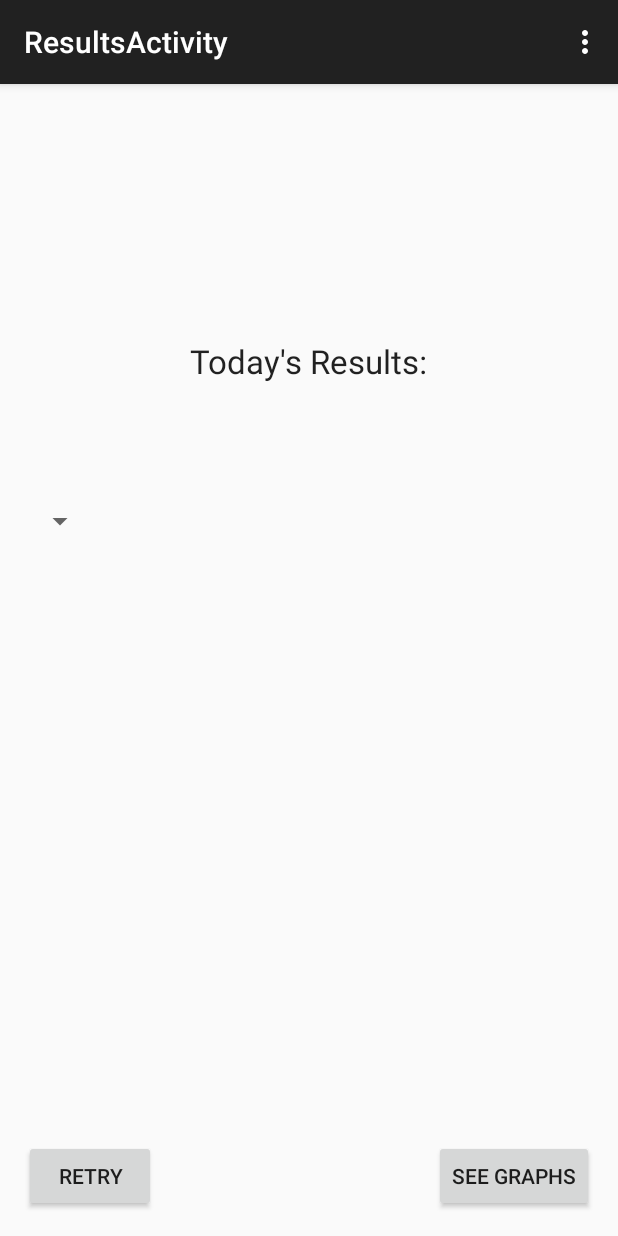
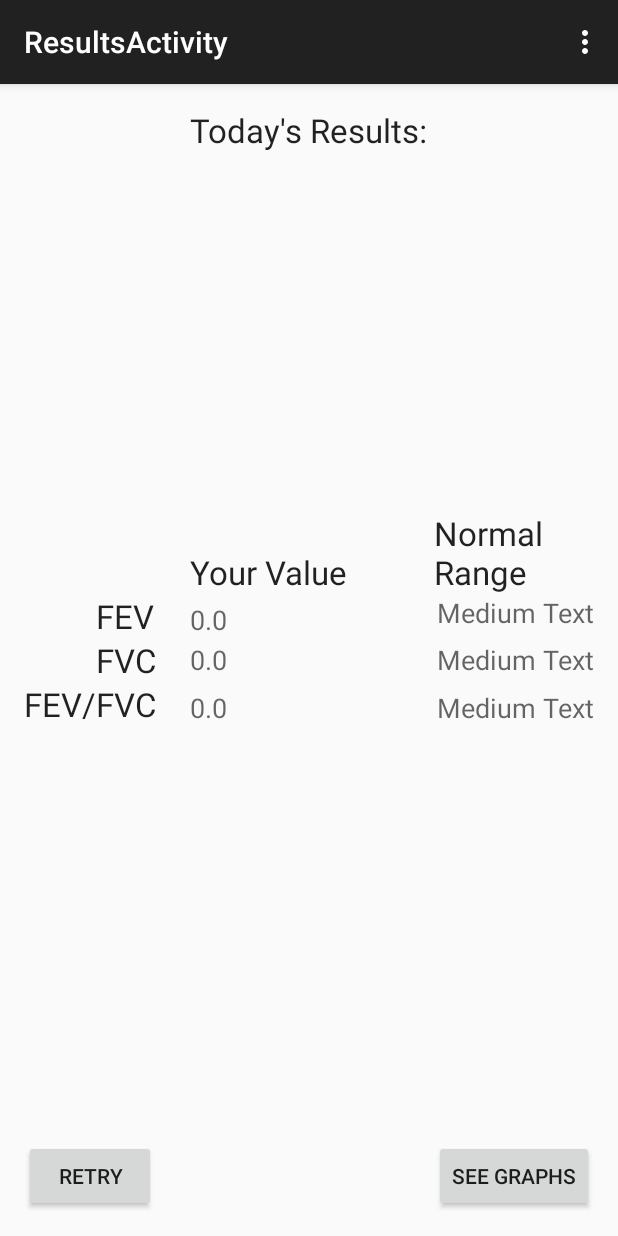
Before and after one commit to suyashkumar/OpenSpirometer, an Android app: the ResultsActivity screen opened directly, with no data from a screen before it, on a phone screen of 412 x 824 dp. Run offline under Robolectric (Android 15) with nearby library versions, the phone set to English and light mode, and no system bars.

Commit message:
added framework

```diff
--- a/Android/GraphTest2/app/src/main/java/com/example/amyzhao/graphtest2/ResultsActivity.java
+++ b/Android/GraphTest2/app/src/main/java/com/example/amyzhao/graphtest2/ResultsActivity.java
@@ -8,6 +8,7 @@ import android.view.MenuItem;
 import android.view.View;
 import android.widget.ArrayAdapter;
 import android.widget.Spinner;
+import android.widget.TextView;
 
 import java.io.ByteArrayInputStream;
 import java.io.ByteArrayOutputStream;
@@ -27,27 +28,20 @@ public class ResultsActivity extends AppCompatActivity {
     protected void onCreate(Bundle savedInstanceState) {
         super.onCreate(savedInstanceState);
         setContentView(R.layout.activity_results);
-
-        Calendar c = Calendar.getInstance();
-        Date time = c.getTime();
-        int date = c.get(Calendar.DAY_OF_MONTH);
-        int year = c.get(Calendar.YEAR);
-        int month = c.get(Calendar.MONTH);
-        int hour = c.get(Calendar.HOUR_OF_DAY);
-        int minutes = c.get(Calendar.MINUTE);
+        String address = "something"; //TODO: change to real address
+        getDatafromServer(address);
 
 
-        //convert to byte array to send
+    //time stuff--probably better way?
+//        Calendar c = Calendar.getInstance();
+//        Date time = c.getTime();
+//        int date = c.get(Calendar.DAY_OF_MONTH);
+//        int year = c.get(Calendar.YEAR);
+//        int month = c.get(Calendar.MONTH);
+//        int hour = c.get(Calendar.HOUR_OF_DAY);
+//        int minutes = c.get(Calendar.MINUTE);
 
 
-        //String[] tags = new String[] {"tag1", "tag2", "tag3"};
-        //Spinner spinner = (Spinner) findViewById(R.id.spinner);
-        //ArrayAdapter<CharSequence> adapter = ArrayAdapter.createFromResource(this,android.R.layout.simple_spinner_item);
-        //// Specify the layout to use when the list of choices appears
-        //adapter.setDropDownViewResource(android.R.layout.simple_spinner_dropdown_item);
-        //// Apply the adapter to the spinner
-        //spinner.setAdapter(adapter);
-        //spinner.setPrompt("Select one");
     }
 
     @Override
@@ -72,6 +66,33 @@ public class ResultsActivity extends AppCompatActivity {
         return super.onOptionsItemSelected(item);
     }
 
+    //TODO: Suyash
+    //Parse data received from server to get ratio, FVC, FEV
+    public void getDatafromServer(String address) {
+        String data = getData(address); //do for last 10 points
+        //parse ratio, FVC, FEV from data
+        double ratio=0;
+        double FVC=0;
+        double FEV=0;
+        updateUI(ratio, FVC, FEV);
+    }
+
+    //TODO: Amy
+    //Method to get data from server
+    public String getData(String address){
+        String data = "response from server";
+        return data;
+    }
+
+    public void updateUI(double ratio, double FVC, double FEV){
+        TextView FEVText = (TextView) findViewById(R.id.FEV);
+        TextView FVCText = (TextView) findViewById(R.id.FVC);
+        TextView ratioText = (TextView) findViewById(R.id.ratio);
+        FEVText.setText(String.valueOf(FEV));
+        FVCText.setText(String.valueOf(FVC));
+        ratioText.setText(String.valueOf(ratio));
+    }
+
     public void toRecord(View view) {
         Intent intent = new Intent(getApplicationContext(), RecordActivity.class);
         startActivity(intent);
--- a/Android/GraphTest2/app/src/main/res/layout/activity_results.xml
+++ b/Android/GraphTest2/app/src/main/res/layout/activity_results.xml
@@ -31,15 +31,103 @@
         android:text="Today's Results:"
         android:id="@+id/resultsText"
         android:layout_alignParentTop="true"
-        android:layout_centerHorizontal="true"
-        android:layout_marginTop="154dp" />
+        android:layout_centerHorizontal="true" />
 
-    <Spinner
+    <TextView
         android:layout_width="wrap_content"
         android:layout_height="wrap_content"
-        android:id="@+id/spinner"
-        android:layout_below="@+id/resultsText"
-        android:layout_alignParentStart="true"
-        android:layout_marginTop="80dp" />
+        android:textAppearance="?android:attr/textAppearanceLarge"
+        android:text="FEV"
+        android:id="@+id/FEVlabel"
+        android:layout_above="@+id/FVClabel"
+        android:layout_alignStart="@+id/FVClabel" />
+
+    <TextView
+        android:layout_width="wrap_content"
+        android:layout_height="wrap_content"
+        android:textAppearance="?android:attr/textAppearanceLarge"
+        android:text="FVC"
+        android:id="@+id/FVClabel"
+        android:singleLine="false"
+        android:layout_centerVertical="true"
+        android:layout_alignEnd="@+id/ratioLabel" />
+
+    <TextView
+        android:layout_width="wrap_content"
+        android:layout_height="wrap_content"
+        android:textAppearance="?android:attr/textAppearanceLarge"
+        android:text="FEV/FVC"
+        android:id="@+id/ratioLabel"
+        android:layout_below="@+id/FVClabel"
+        android:layout_alignParentStart="true" />
+
+    <TextView
+        android:layout_width="wrap_content"
+        android:layout_height="wrap_content"
+        android:textAppearance="?android:attr/textAppearanceLarge"
+        android:text="Your Value"
+        android:id="@+id/userVal"
+        android:layout_above="@+id/FEVlabel"
+        android:layout_alignStart="@+id/resultsText" />
+
+    <TextView
+        android:layout_width="wrap_content"
+        android:layout_height="wrap_content"
+        android:textAppearance="?android:attr/textAppearanceLarge"
+        android:text="Normal Range"
+        android:id="@+id/normal"
+        android:layout_above="@+id/FEVlabel"
+        android:layout_alignStart="@+id/graphsButton" />
+
+    <TextView
+        android:layout_width="wrap_content"
+        android:layout_height="wrap_content"
+        android:textAppearance="?android:attr/textAppearanceMedium"
+        android:id="@+id/FEV"
+        android:layout_above="@+id/FVClabel"
+        android:layout_alignStart="@+id/FVC" />
+
+    <TextView
+        android:layout_width="wrap_content"
+        android:layout_height="wrap_content"
+        android:textAppearance="?android:attr/textAppearanceMedium"
+        android:id="@+id/FVC"
+        android:layout_alignTop="@+id/FVCnorm"
+        android:layout_alignStart="@+id/userVal" />
+
+    <TextView
+        android:layout_width="wrap_content"
+        android:layout_height="wrap_content"
+        android:textAppearance="?android:attr/textAppearanceMedium"
+        android:id="@+id/ratio"
+        android:layout_alignBottom="@+id/ratioLabel"
+        android:layout_alignStart="@+id/FVC" />
+
+    <TextView
+        android:layout_width="wrap_content"
+        android:layout_height="wrap_content"
+        android:textAppearance="?android:attr/textAppearanceMedium"
+        android:text="Medium Text"
+        android:id="@+id/FEVnorm"
+        android:layout_below="@+id/normal"
+        android:layout_alignParentEnd="true" />
+
+    <TextView
+        android:layout_width="wrap_content"
+        android:layout_height="wrap_content"
+        android:textAppearance="?android:attr/textAppearanceMedium"
+        android:text="Medium Text"
+        android:id="@+id/FVCnorm"
+        android:layout_centerVertical="true"
+        android:layout_alignParentEnd="true" />
+
+    <TextView
+        android:layout_width="wrap_content"
+        android:layout_height="wrap_content"
+        android:textAppearance="?android:attr/textAppearanceMedium"
+        android:text="Medium Text"
+        android:id="@+id/ratioNorm"
+        android:layout_alignTop="@+id/ratio"
+        android:layout_alignStart="@+id/FEVnorm" />
 
 </RelativeLayout>
--- a/Android/GraphTest2/app/src/main/res/layout/activity_user_sign_in.xml
+++ b/Android/GraphTest2/app/src/main/res/layout/activity_user_sign_in.xml
@@ -12,7 +12,7 @@
         android:inputType="textPersonName"
         android:text="Username"
         android:ems="10"
-        android:id="@+id/username"
+        android:id="@+id/tags"
         android:layout_centerVertical="true"
         android:layout_centerHorizontal="true" />
 
@@ -21,7 +21,7 @@
         android:layout_height="wrap_content"
         android:text="Login"
         android:id="@+id/loginButton"
-        android:layout_below="@+id/username"
+        android:layout_below="@+id/tags"
         android:layout_centerHorizontal="true"
         android:onClick="login"/>
 
@@ -31,7 +31,7 @@
         android:textAppearance="?android:attr/textAppearanceLarge"
         android:text="HomeSpiro"
         android:id="@+id/homeSpiro"
-        android:layout_above="@+id/username"
+        android:layout_above="@+id/tags"
         android:layout_alignEnd="@+id/loginButton" />
 
 </RelativeLayout>
```
Also changed, not shown: Android/GraphTest2/app/src/main/java/com/example/amyzhao/graphtest2/GraphActivity.java (+21 -0 lines), Android/GraphTest2/app/src/main/java/com/example/amyzhao/graphtest2/RecordActivity.java (+60 -12 lines), Android/GraphTest2/app/src/main/res/layout/activity_record.xml (+14 -10 lines).
